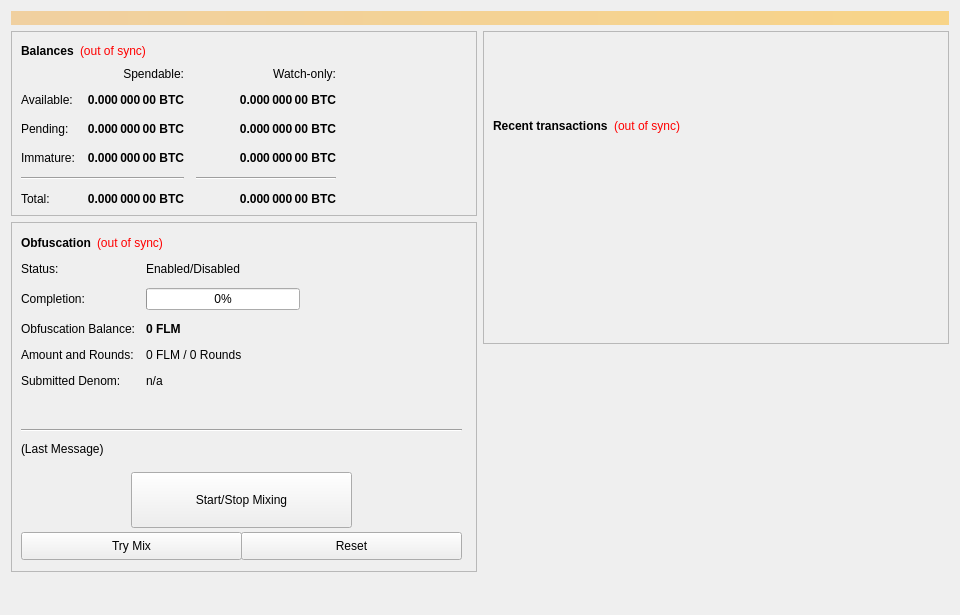
folm/folm, file src/qt/forms/overviewpage.ui: the form before one commit.
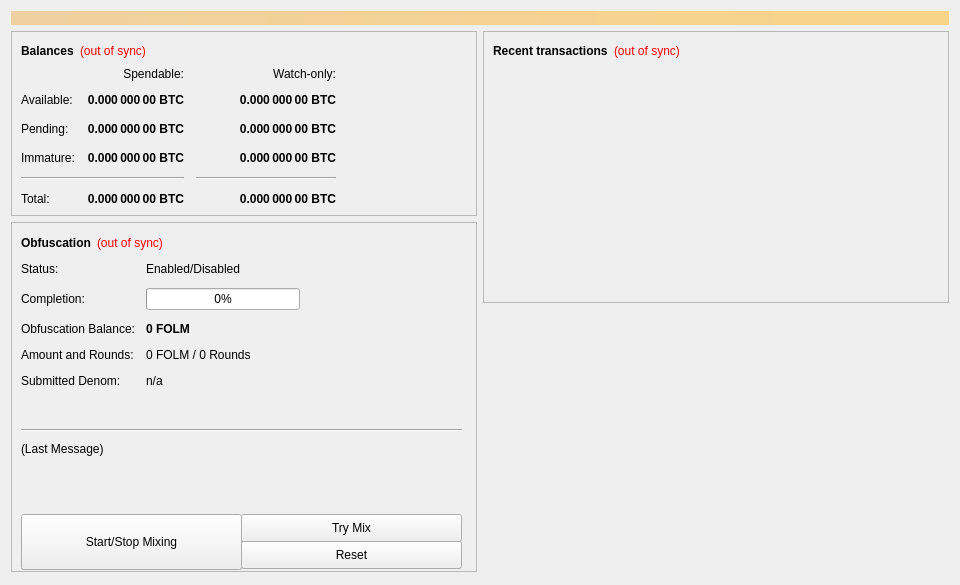
The form after the commit. Icons and pictures are not drawn.

```diff
--- a/src/qt/forms/overviewpage.ui
+++ b/src/qt/forms/overviewpage.ui
@@ -7,7 +7,7 @@
     <x>0</x>
     <y>0</y>
     <width>960</width>
-    <height>615</height>
+    <height>585</height>
    </rect>
   </property>
   <property name="minimumSize">
@@ -474,7 +474,7 @@
               </font>
              </property>
              <property name="text">
-              <string notr="true">0 FLM</string>
+              <string notr="true">0 FOLM</string>
              </property>
             </widget>
            </item>
@@ -488,7 +488,7 @@
            <item row="3" column="1">
             <widget class="QLabel" name="labelAmountRounds">
              <property name="text">
-              <string>0 FLM / 0 Rounds</string>
+              <string>0 FOLM / 0 Rounds</string>
              </property>
             </widget>
            </item>
@@ -958,8 +958,8 @@
          <widget class="QPushButton" name="toggleObfuscation">
           <property name="geometry">
            <rect>
-            <x>120</x>
-            <y>250</y>
+            <x>10</x>
+            <y>292</y>
             <width>221</width>
             <height>56</height>
            </rect>
@@ -1019,8 +1019,8 @@
          <widget class="QPushButton" name="obfuscationAuto">
           <property name="geometry">
            <rect>
-            <x>10</x>
-            <y>310</y>
+            <x>230</x>
+            <y>292</y>
             <width>221</width>
             <height>28</height>
            </rect>
@@ -1042,7 +1042,7 @@
           <property name="geometry">
            <rect>
             <x>230</x>
-            <y>310</y>
+            <y>319</y>
             <width>221</width>
             <height>28</height>
            </rect>
@@ -1145,22 +1145,6 @@
           <enum>QFrame::Raised</enum>
          </property>
          <layout class="QVBoxLayout" name="verticalLayout">
-          <item>
-           <spacer name="verticalSpacer_3">
-            <property name="orientation">
-             <enum>Qt::Vertical</enum>
-            </property>
-            <property name="sizeType">
-             <enum>QSizePolicy::Fixed</enum>
-            </property>
-            <property name="sizeHint" stdset="0">
-             <size>
-              <width>20</width>
-              <height>75</height>
-             </size>
-            </property>
-           </spacer>
-          </item>
           <item>
            <layout class="QHBoxLayout" name="horizontalLayout_2">
             <item>
@@ -1191,7 +1175,7 @@
                <string notr="true">(out of sync)</string>
               </property>
               <property name="alignment">
-               <set>Qt::AlignRight|Qt::AlignTrailing|Qt::AlignVCenter</set>
+               <set>Qt::AlignLeading|Qt::AlignLeft|Qt::AlignVCenter</set>
               </property>
              </widget>
             </item>
@@ -1237,9 +1221,6 @@
          <property name="orientation">
           <enum>Qt::Vertical</enum>
          </property>
-         <property name="sizeType">
-          <enum>QSizePolicy::Expanding</enum>
-         </property>
          <property name="sizeHint" stdset="0">
           <size>
            <width>20</width>
```
Left out of the diff: 14 changed lines with no effect on the pictures.
